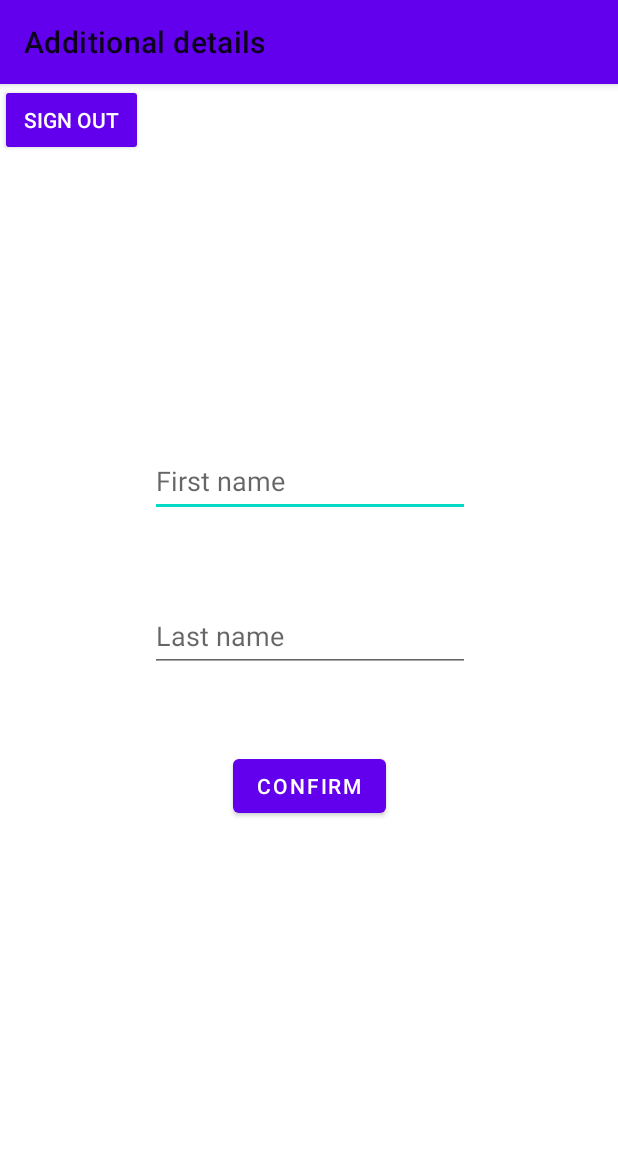
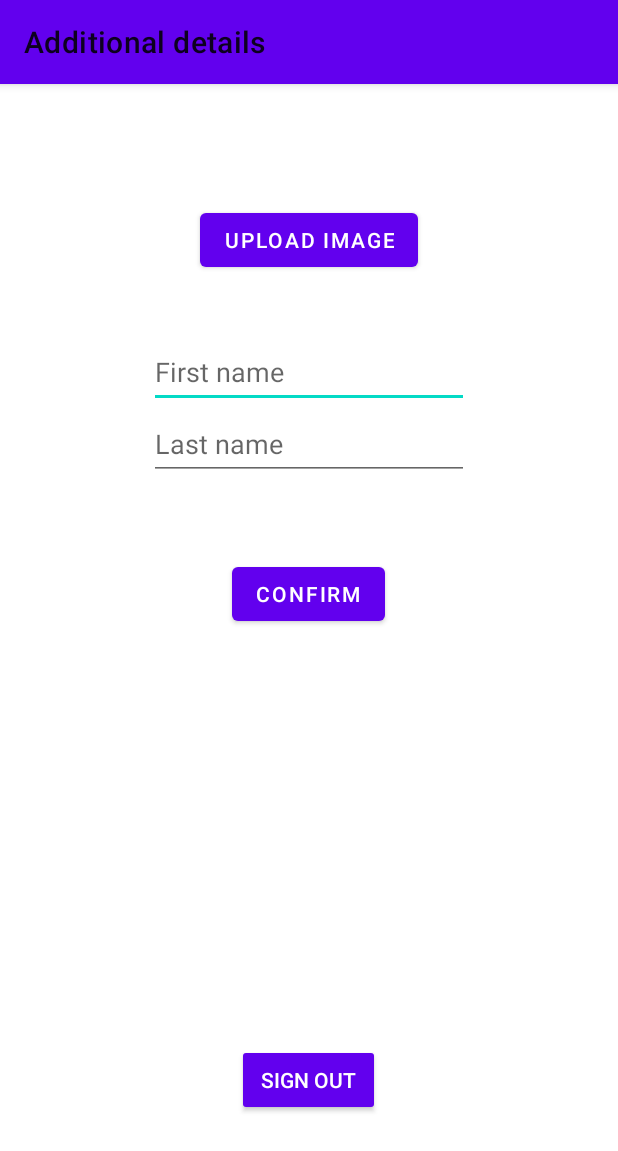
Before and after one commit to omkarpatne6/SafeShift, an Android app: the AdditionalDetailsActivity screen opened directly, with no data from a screen before it, on a phone screen of 412 x 824 dp. Shown: the top 1151 px of the screen. Run offline under Robolectric (Android 15) with nearby library versions, the phone set to English and light mode, and no system bars; our stand-ins replace Firebase (no records; nobody signed in at launch, a user with empty details on screens opened directly).

Commit message:
fixed intent issue

```diff
--- a/app/build.gradle
+++ b/app/build.gradle
@@ -39,4 +39,5 @@ dependencies {
     testImplementation 'junit:junit:4.13.2'
     androidTestImplementation 'androidx.test.ext:junit:1.1.5'
     androidTestImplementation 'androidx.test.espresso:espresso-core:3.5.1'
+
 }
--- a/app/src/main/java/com/example/safeshift/Profile.java
+++ b/app/src/main/java/com/example/safeshift/Profile.java
@@ -16,9 +16,6 @@ import com.google.firebase.auth.FirebaseAuth;
 import com.google.firebase.firestore.FirebaseFirestore;
 
 public class Profile extends Fragment {
-    // firestore instance
-    private FirebaseFirestore db;
-
     MaterialButton signOutButton;
 
     @Override
@@ -42,6 +39,7 @@ public class Profile extends Fragment {
                                 // User clicked Yes, sign out
                                 FirebaseAuth.getInstance().signOut();
                                 Intent intent = new Intent(getContext(), LoginActivity.class);
+                                intent.addFlags(Intent.FLAG_ACTIVITY_CLEAR_TOP | Intent.FLAG_ACTIVITY_NEW_TASK | Intent.FLAG_ACTIVITY_CLEAR_TASK);
                                 startActivity(intent);
                             }
                         })
@@ -50,7 +48,6 @@ public class Profile extends Fragment {
             }
         });
 
-
         // Inflate the layout for this fragment
         return view;
     }
--- a/app/src/main/res/layout/activity_additional_details.xml
+++ b/app/src/main/res/layout/activity_additional_details.xml
@@ -1,10 +1,19 @@
 <?xml version="1.0" encoding="utf-8"?>
-<androidx.constraintlayout.widget.ConstraintLayout xmlns:android="http://schemas.android.com/apk/res/android"
+<LinearLayout xmlns:android="http://schemas.android.com/apk/res/android"
     xmlns:app="http://schemas.android.com/apk/res-auto"
     xmlns:tools="http://schemas.android.com/tools"
     android:layout_width="match_parent"
     android:layout_height="match_parent"
+    android:orientation="vertical"
+    android:gravity="center"
     tools:context=".AdditionalDetailsActivity">
+
+    <Button
+        android:id="@+id/uploadImageButton"
+        android:layout_width="wrap_content"
+        android:layout_height="wrap_content"
+        android:text="Upload Image" />
+
 
     <EditText
         android:id="@+id/firstName"
@@ -15,13 +24,7 @@
         android:ems="10"
         android:hint="First name"
         android:inputType="textPersonName"
-        android:minHeight="48dp"
-        app:layout_constraintBottom_toTopOf="@+id/lastName"
-        app:layout_constraintEnd_toEndOf="parent"
-        app:layout_constraintHorizontal_bias="0.502"
-        app:layout_constraintStart_toStartOf="parent"
-        app:layout_constraintTop_toTopOf="parent"
-        app:layout_constraintVertical_bias="0.785" />
+        android:minHeight="48dp" />
 
     <EditText
         android:id="@+id/lastName"
@@ -32,38 +35,25 @@
         android:ems="10"
         android:hint="Last name"
         android:inputType="textPersonName"
-        android:minHeight="48dp"
-        app:layout_constraintBottom_toTopOf="@+id/additionalDetailsButton"
-        app:layout_constraintEnd_toEndOf="@+id/firstName"
-        app:layout_constraintHorizontal_bias="0.0"
-        app:layout_constraintStart_toStartOf="@+id/firstName" />
+        android:minHeight="48dp" />
 
     <ProgressBar
         android:id="@+id/additionalDetailProgressBar"
         android:layout_width="wrap_content"
         android:layout_height="wrap_content"
-        android:visibility="gone"
-        app:layout_constraintBottom_toTopOf="@+id/additionalDetailsButton"
-        app:layout_constraintEnd_toEndOf="@+id/additionalDetailsButton"
-        app:layout_constraintStart_toStartOf="@+id/additionalDetailsButton" />
+        android:visibility="gone" />
 
     <Button
         android:id="@+id/additionalDetailsButton"
         android:layout_width="wrap_content"
         android:layout_height="wrap_content"
         android:layout_marginBottom="276dp"
-        android:text="@string/confirm"
-        app:layout_constraintBottom_toBottomOf="parent"
-        app:layout_constraintEnd_toEndOf="@+id/lastName"
-        app:layout_constraintHorizontal_bias="0.495"
-        app:layout_constraintStart_toStartOf="@+id/lastName" />
+        android:text="@string/confirm" />
 
     <Button
         android:id="@+id/signOutButton"
         style="@android:style/Widget.Material.Light.Button"
         android:layout_width="wrap_content"
         android:layout_height="wrap_content"
-        android:text="@string/sign_out"
-        app:layout_constraintStart_toStartOf="parent"
-        app:layout_constraintTop_toTopOf="parent" />
-</androidx.constraintlayout.widget.ConstraintLayout>
+        android:text="@string/sign_out" />
+</LinearLayout>
```
